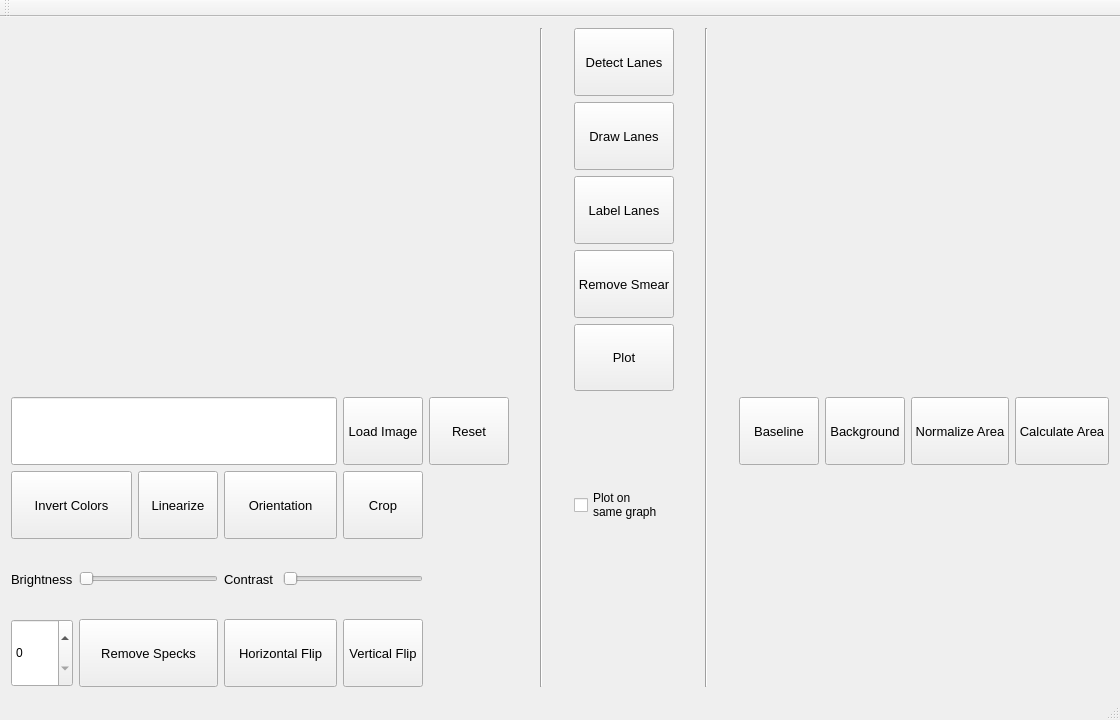
First picture: the form in mainwindow.ui, repository akirasan1992/Cproject, before the edit.
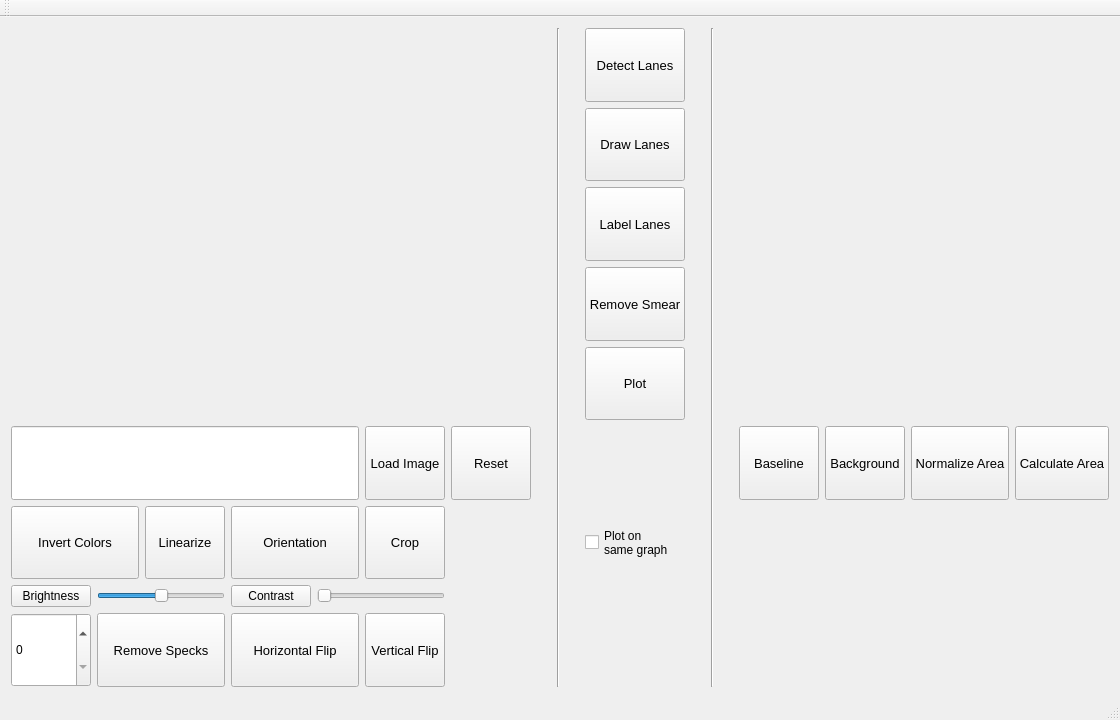
Second picture: the form after the edit. Custom widgets are drawn as their Qt base class.

```diff
--- a/mainwindow.ui
+++ b/mainwindow.ui
@@ -236,6 +236,12 @@
           <verstretch>0</verstretch>
          </sizepolicy>
         </property>
+        <property name="minimum">
+         <number>-200</number>
+        </property>
+        <property name="maximum">
+         <number>200</number>
+        </property>
         <property name="orientation">
          <enum>Qt::Horizontal</enum>
         </property>
@@ -363,24 +369,6 @@
         </property>
        </widget>
       </item>
-      <item row="7" column="3">
-       <widget class="QLabel" name="contrast">
-        <property name="sizePolicy">
-         <sizepolicy hsizetype="Preferred" vsizetype="Preferred">
-          <horstretch>0</horstretch>
-          <verstretch>0</verstretch>
-         </sizepolicy>
-        </property>
-        <property name="font">
-         <font>
-          <pointsize>10</pointsize>
-         </font>
-        </property>
-        <property name="text">
-         <string>Contrast</string>
-        </property>
-       </widget>
-      </item>
       <item row="7" column="4" colspan="2">
        <widget class="QSlider" name="horizontalSlider_2">
         <property name="sizePolicy">
@@ -430,24 +418,6 @@
         </property>
        </widget>
       </item>
-      <item row="7" column="0">
-       <widget class="QLabel" name="brightness">
-        <property name="sizePolicy">
-         <sizepolicy hsizetype="Preferred" vsizetype="Preferred">
-          <horstretch>0</horstretch>
-          <verstretch>0</verstretch>
-         </sizepolicy>
-        </property>
-        <property name="font">
-         <font>
-          <pointsize>10</pointsize>
-         </font>
-        </property>
-        <property name="text">
-         <string>Brightness</string>
-        </property>
-       </widget>
-      </item>
       <item row="8" column="3" colspan="2">
        <widget class="QPushButton" name="horizontalflip">
         <property name="sizePolicy">
@@ -494,6 +464,20 @@
         </property>
        </widget>
       </item>
+      <item row="7" column="3">
+       <widget class="QPushButton" name="ContrastButton">
+        <property name="text">
+         <string>Contrast</string>
+        </property>
+       </widget>
+      </item>
+      <item row="7" column="0">
+       <widget class="QPushButton" name="brightnessbutton">
+        <property name="text">
+         <string>Brightness</string>
+        </property>
+       </widget>
+      </item>
      </layout>
     </item>
    </layout>
```
Left out of the diff: 6 changed lines with no effect on the pictures.
